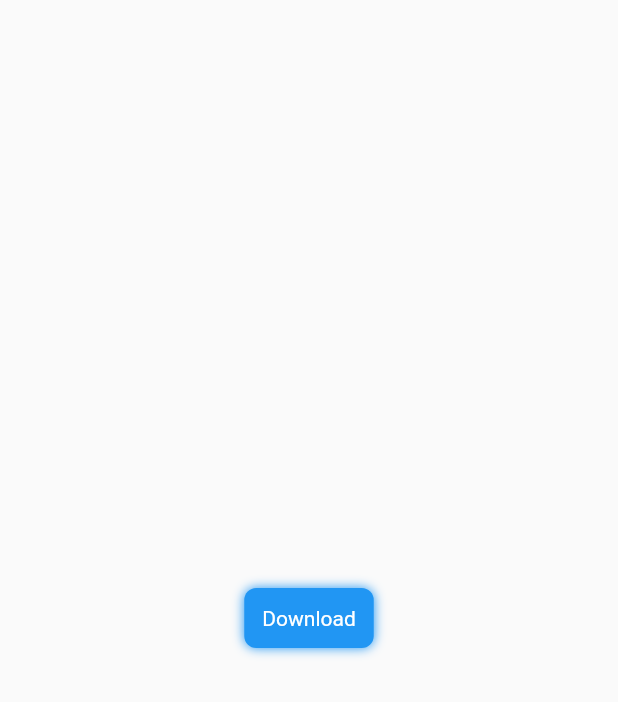
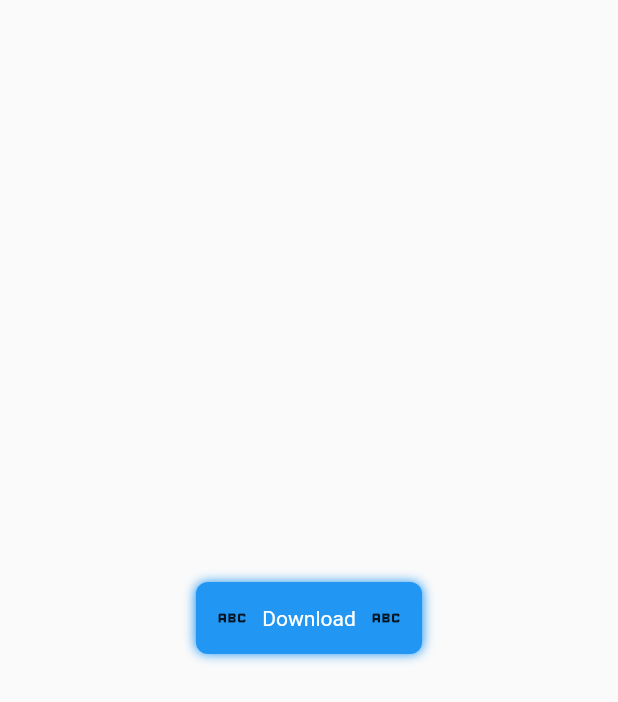
Before and after one commit to hielo-ui/hielo-sandbox, a Flutter app: the screen it shows after launch, on a phone screen of 412 x 824 dp. Shown: the top 702 px of the screen. Run offline on Flutter 3.47's test engine with Material 2 defaults, Android fonts, the light colour scheme and no system bars.

Commit message:
added pre and post widget to sample button

```diff
--- /dev/null
+++ b/lib/comman/spacer/horizontal_spacer.dart
@@ -0,0 +1,7 @@
+import 'package:flutter/material.dart';
+
+class HorizontalSpacer extends SizedBox {
+  HorizontalSpacer(
+      {Key? key, required BuildContext context, required double width})
+      : super(key: key, width: MediaQuery.of(context).size.width * width);
+}
--- /dev/null
+++ b/lib/comman/spacer/vertical_spacer.dart
@@ -0,0 +1,7 @@
+import 'package:flutter/material.dart';
+
+class VerticalSpacer extends SizedBox {
+  VerticalSpacer(
+      {Key? key, required BuildContext context, required double height})
+      : super(key: key, height: MediaQuery.of(context).size.height * height);
+}
--- a/lib/features/buttons/sample_button.dart
+++ b/lib/features/buttons/sample_button.dart
@@ -1,10 +1,14 @@
 import 'package:flutter/material.dart';
+
+import '../../comman/spacer/horizontal_spacer.dart';
 
 class SampleButton extends StatefulWidget {
   final Color? color;
   final String? text;
   final Color? textColor;
   final double? borderRadius;
+  final Widget? preWidget;
+  final Widget? postWidget;
 
   const SampleButton({
     Key? key,
@@ -12,6 +16,8 @@ class SampleButton extends StatefulWidget {
     this.text = "Download",
     this.borderRadius = 8.0,
     this.textColor = Colors.white,
+    this.preWidget = const SizedBox(),
+    this.postWidget = const SizedBox(),
   }) : super(key: key);
 
   @override
@@ -36,11 +42,20 @@ class _SampleButtonState extends State<SampleButton> {
           ),
           child: Padding(
             padding: const EdgeInsets.all(12.0),
-            child: Text(
-              widget.text as String,
-              style: TextStyle(
-                color: widget.textColor,
-              ),
+            child: Row(
+              mainAxisSize: MainAxisSize.min,
+              children: [
+                widget.preWidget as Widget,
+                HorizontalSpacer(context: context, width: 0.02),
+                Text(
+                  widget.text as String,
+                  style: TextStyle(
+                    color: widget.textColor,
+                  ),
+                ),
+                HorizontalSpacer(context: context, width: 0.02),
+                widget.postWidget as Widget,
+              ],
             ),
           ),
         ),
--- a/lib/main.dart
+++ b/lib/main.dart
@@ -24,7 +24,10 @@ class TestScreen extends StatelessWidget {
   Widget build(BuildContext context) {
     return const Scaffold(
       body: Center(
-        child: SampleButton(),
+        child: SampleButton(
+          postWidget: Icon(Icons.abc),
+          preWidget: Icon(Icons.abc),
+        ),
       ),
     );
   }
```
